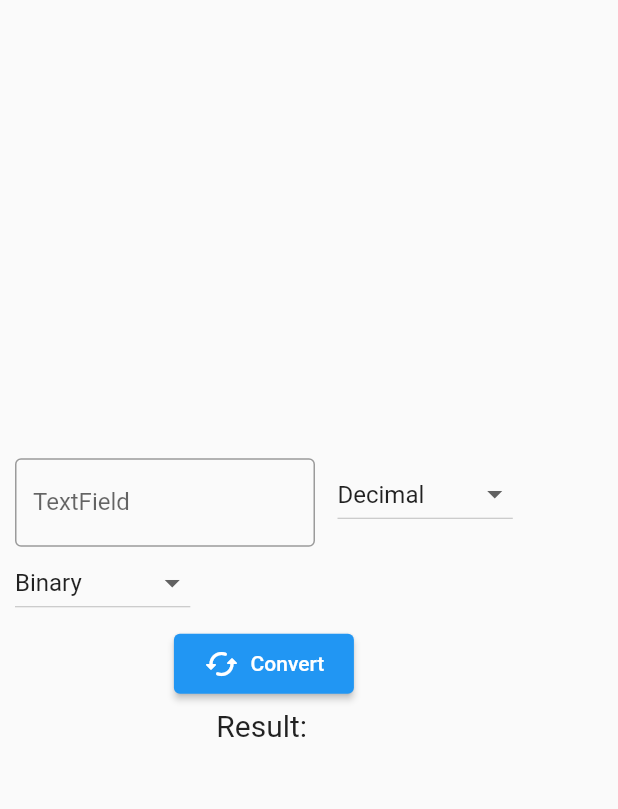
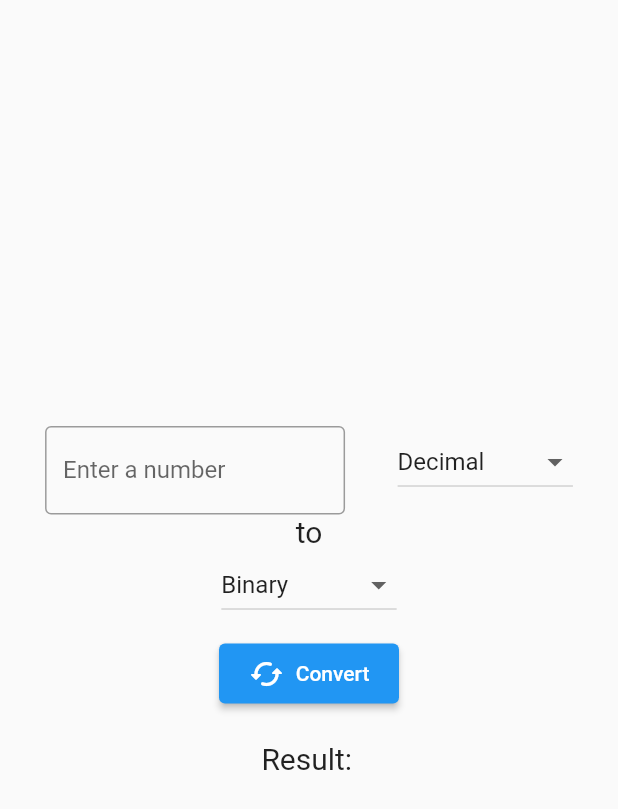
Before and after one commit to Stem-LG/Bases_Flutter, a Flutter app: the screen it shows after launch, after a tap on "Convert", on a phone screen of 412 x 824 dp. Shown: the top 809 px of the screen. Run offline on Flutter 3.47's test engine with Material 2 defaults, Android fonts, the phone set to English and light mode, and no system bars.

Commit message:
bug fixes and ui improvements for mobile devices

```diff
--- a/lib/pages/home.dart
+++ b/lib/pages/home.dart
@@ -18,13 +18,17 @@ class _HomePageState extends State<HomePage> {
   Widget build(BuildContext context) {
     return Container(
       margin: const EdgeInsets.all(10),
-      child: Column(mainAxisAlignment: MainAxisAlignment.center, children: [
+      child: Column(
+          mainAxisAlignment: MainAxisAlignment.center,
+          crossAxisAlignment: CrossAxisAlignment.stretch,
+          children: [
             Wrap(
               spacing: 15,
+              //alignment: WrapAlignment.center,
+              alignment: WrapAlignment.spaceEvenly,
               children: [
                 SizedBox(
                   width: 200,
-              child: Center(
                   child: TextField(
                     onChanged: (value) {
                       setState(() {
@@ -33,9 +37,8 @@ class _HomePageState extends State<HomePage> {
                     },
                     textAlign: TextAlign.center,
                     decoration: const InputDecoration(
-                    labelText: 'TextField',
+                      labelText: 'Enter a number',
                       border: OutlineInputBorder(),
-                  ),
                     ),
                   ),
                 ),
@@ -54,6 +57,12 @@ class _HomePageState extends State<HomePage> {
                     });
                   },
                 ),
+                Align(
+                  child: Text(
+                    "to",
+                    style: TextStyle(fontSize: 20),
+                  ),
+                ),
                 DropdownButton(
                   value: _base2,
                   items: ["Decimal", "Binary", "Octal", "Hexadecimal"]
@@ -71,15 +80,15 @@ class _HomePageState extends State<HomePage> {
                 ),
               ],
             ),
-        Container(
+            Align(
+              child: Container(
+                margin: const EdgeInsets.all(15),
                 width: 120,
                 height: 40,
-          margin: const EdgeInsets.only(top: 10),
                 child: ElevatedButton(
                   onPressed: () {
-              setState(() {
-                _result = (convert(_invalue, getbase(_base1), getbase(_base2)));
-              });
+                    _result = (convert(_invalue, _base1, _base2));
+                    setState(() {});
                   },
                   child: Row(
                     mainAxisAlignment: MainAxisAlignment.spaceAround,
@@ -87,6 +96,7 @@ class _HomePageState extends State<HomePage> {
                       Icon(Icons.cached_rounded),
                       Text("Convert"),
                     ],
+                  ),
                 ),
               ),
             ),
--- a/lib/tools/converter.dart
+++ b/lib/tools/converter.dart
@@ -3,8 +3,17 @@ import 'dart:math';
 const _numbers = "0123456789ABCDEF";
 
 String convert(n, base1, base2) {
-  n = base2dec(n, base1);
-  n = dec2base(n, base2);
+  var _convertedBase1 = getbase(base1);
+  var _convertedBase2 = getbase(base2);
+  if (_convertedBase1 == -1 || _convertedBase2 == -1) {
+    n = "Invalid base!!";
+  } else if (base1 == base2) {
+    n = n;
+  } else {
+    n = n.toUpperCase();
+    n = base2dec(n, _convertedBase1);
+    n = dec2base(n, _convertedBase2);
+  }
   return n;
 }
 
@@ -28,22 +37,26 @@ int base2dec(n, base) {
 }
 
 int getbase(base) {
-  int _base_code = 10;
   switch (base.toLowerCase()) {
     case "decimal":
-      _base_code = 10;
-      break;
+    case "dec":
+    case "10":
+      return 10;
     case "binary":
-      _base_code = 2;
-      break;
+    case "bin":
+    case "2":
+      return 2;
     case "octal":
-      _base_code = 8;
-      break;
+    case "oct":
+    case "8":
+      return 8;
     case "hexadecimal":
-      _base_code = 16;
-      break;
+    case "hex":
+    case "16":
+      return 16;
+    default:
+      return -1;
   }
-  return _base_code;
 }
 
 void main() {
```
Lines whose indentation alone changed are shown as unchanged.
